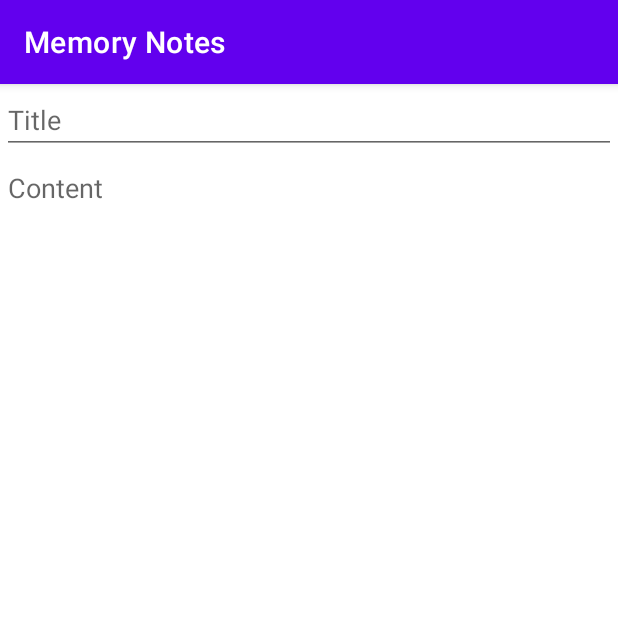
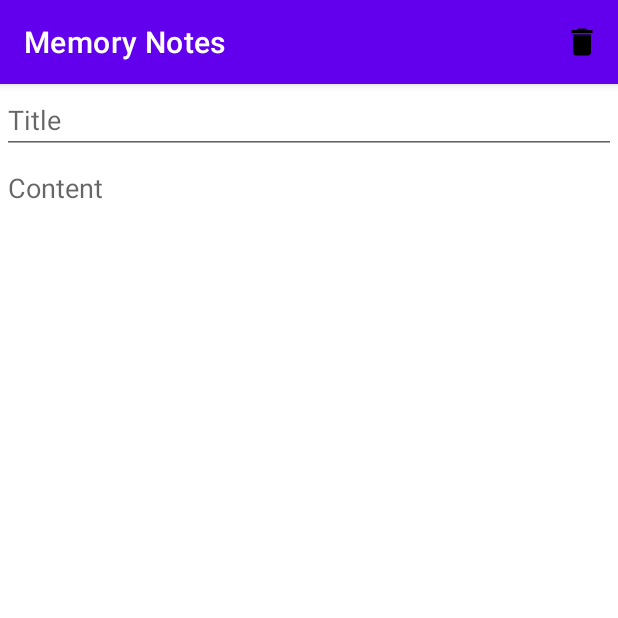
Before and after one commit to anagjorge/mememory-notes-app, an Android app: the NoteFragment screen opened through its navigation route, on a phone screen of 412 x 824 dp, the top half of it. Run offline under Robolectric (Android 15) with nearby library versions, the phone set to English and light mode, and no system bars; our stand-ins replace Dagger/Hilt's generated code, Room's generated code.

```diff
--- a/app/build.gradle
+++ b/app/build.gradle
@@ -44,6 +44,7 @@ dependencies {
     implementation project(':core')
     def nav_version = "2.3.0-alpha04"
     def room_version = "2.4.2"
+    def daggerVersion = "2.44.2"
 
     implementation 'androidx.core:core-ktx:1.7.0'
     implementation 'androidx.appcompat:appcompat:1.5.1'
--- a/app/src/main/java/com/projetos/memorynotes/framework/ListViewModel.kt
+++ b/app/src/main/java/com/projetos/memorynotes/framework/ListViewModel.kt
@@ -9,28 +9,34 @@ import com.projetos.core.usecases.AddNote
 import com.projetos.core.usecases.GetAllNotes
 import com.projetos.core.usecases.GetNote
 import com.projetos.core.usecases.RemoveNote
+import com.projetos.memorynotes.framework.di.ApplicationModule
+import com.projetos.memorynotes.framework.di.DaggerViewModelComponent
 import kotlinx.coroutines.CoroutineScope
 import kotlinx.coroutines.Dispatchers
 import kotlinx.coroutines.launch
+import javax.inject.Inject
 
-class ListViewModel(application: Application): AndroidViewModel(application) {
+class ListViewModel(application: Application) : AndroidViewModel(application) {
 
     private val coroutineScope = CoroutineScope(Dispatchers.IO)
 
-    val repository = NoteRepository(RoomNoteDataSource(application))
+    @Inject
+    lateinit var useCases: UseCases
 
-    val useCases = UseCases(
-        AddNote(repository),
-        GetAllNotes(repository),
-        GetNote(repository),
-        RemoveNote(repository)
-    )
+    init{
+        DaggerViewModelComponent.builder()
+            .applicationModule(ApplicationModule(getApplication()))
+            .build()
+            .inject(this)
+    }
+
 
     val notes = MutableLiveData<List<Note>>()
 
     fun getNotes() {
         coroutineScope.launch {
             val noteList = useCases.getAllNotes()
+            noteList.forEach{it.wordCount = useCases.getWordCount.invoke(it) }
             notes.postValue(noteList)
         }
     }
--- a/app/src/main/java/com/projetos/memorynotes/framework/NoteViewModel.kt
+++ b/app/src/main/java/com/projetos/memorynotes/framework/NoteViewModel.kt
@@ -5,27 +5,30 @@ import androidx.lifecycle.AndroidViewModel
 import androidx.lifecycle.MutableLiveData
 import com.projetos.core.data.Note
 import com.projetos.core.repository.NoteRepository
-import com.projetos.core.usecases.AddNote
-import com.projetos.core.usecases.GetAllNotes
-import com.projetos.core.usecases.GetNote
-import com.projetos.core.usecases.RemoveNote
+import com.projetos.memorynotes.framework.di.ApplicationModule
+import com.projetos.memorynotes.framework.di.DaggerViewModelComponent
 import kotlinx.coroutines.CoroutineScope
 import kotlinx.coroutines.Dispatchers
 import kotlinx.coroutines.launch
+import javax.inject.Inject
 
 class NoteViewModel(application: Application) : AndroidViewModel(application) {
     private val coroutineScope = CoroutineScope(Dispatchers.IO)
 
     private val repository = NoteRepository(RoomNoteDataSource(application))
 
-    private val useCases = UseCases(
-        AddNote(repository),
-        GetAllNotes(repository),
-        GetNote(repository),
-        RemoveNote(repository)
-    )
+    @Inject
+    lateinit var useCases : UseCases
+
+    init{
+        DaggerViewModelComponent.builder()
+            .applicationModule(ApplicationModule(getApplication()))
+            .build()
+            .inject(this)
+    }
 
     val saved = MutableLiveData<Boolean>()
+    var currentNote = MutableLiveData<Note?>()
 
     fun saveNote(note: Note) {
         coroutineScope.launch {
@@ -33,4 +36,18 @@ class NoteViewModel(application: Application) : AndroidViewModel(application) {
             saved.postValue(true)
         }
     }
+
+    fun getNote(id: Long){
+        coroutineScope.launch {
+            val note = useCases.getNote(id)
+            currentNote.postValue(note)
+        }
+    }
+
+    fun deleteNote(note: Note){
+        coroutineScope.launch {
+            useCases.removeNote(note)
+            saved.postValue(true)
+        }
+    }
 }
--- a/app/src/main/java/com/projetos/memorynotes/framework/UseCases.kt
+++ b/app/src/main/java/com/projetos/memorynotes/framework/UseCases.kt
@@ -1,13 +1,11 @@
 package com.projetos.memorynotes.framework
 
-import com.projetos.core.usecases.AddNote
-import com.projetos.core.usecases.GetAllNotes
-import com.projetos.core.usecases.GetNote
-import com.projetos.core.usecases.RemoveNote
+import com.projetos.core.usecases.*
 
 data class UseCases(
     val addNote: AddNote,
     val getAllNotes: GetAllNotes,
     val getNote: GetNote,
-    val removeNote: RemoveNote
+    val removeNote: RemoveNote,
+    val getWordCount: GetWordCount
 )
--- a/app/src/main/java/com/projetos/memorynotes/framework/db/NoteEntity.kt
+++ b/app/src/main/java/com/projetos/memorynotes/framework/db/NoteEntity.kt
@@ -20,7 +20,7 @@ data class NoteEntity(
     var id: Long = 0L
 ) {
     companion object{
-        fun fromNote(note: Note) = NoteEntity(note.title, note.content, note.creatrionTime, note.updateTime)    }
+        fun fromNote(note: Note) = NoteEntity(note.title, note.content, note.creatrionTime, note.updateTime, note.id)    }
 
     fun toNote() = Note(title, content, creationTime, updateTime, id)
 }
--- /dev/null
+++ b/app/src/main/java/com/projetos/memorynotes/framework/di/ApplicationModule.kt
@@ -0,0 +1,12 @@
+package com.projetos.memorynotes.framework.di
+
+import android.app.Application
+import dagger.Module
+import dagger.Provides
+
+@Module
+class ApplicationModule(val app: Application) {
+
+    @Provides
+    fun providesApp() = app
+}
--- /dev/null
+++ b/app/src/main/java/com/projetos/memorynotes/framework/di/RepositoryModule.kt
@@ -0,0 +1,14 @@
+package com.projetos.memorynotes.framework.di
+
+import android.app.Application
+import com.projetos.core.repository.NoteRepository
+import com.projetos.memorynotes.framework.RoomNoteDataSource
+import dagger.Module
+import dagger.Provides
+
+@Module
+class RepositoryModule {
+
+    @Provides
+    fun provideRepository(app: Application) = NoteRepository(RoomNoteDataSource(app))
+}
--- /dev/null
+++ b/app/src/main/java/com/projetos/memorynotes/framework/di/UseCasesModule.kt
@@ -0,0 +1,19 @@
+package com.projetos.memorynotes.framework.di
+
+import com.projetos.core.repository.NoteRepository
+import com.projetos.core.usecases.*
+import com.projetos.memorynotes.framework.UseCases
+import dagger.Module
+import dagger.Provides
+
+@Module
+class UseCasesModule {
+    @Provides
+    fun getUseCases(repository: NoteRepository) = UseCases(
+        AddNote(repository),
+        GetAllNotes(repository),
+        GetNote(repository),
+        RemoveNote(repository),
+        GetWordCount()
+    )
+}
--- a/app/src/main/java/com/projetos/memorynotes/presentation/NoteFragment.kt
+++ b/app/src/main/java/com/projetos/memorynotes/presentation/NoteFragment.kt
@@ -3,12 +3,12 @@ package com.projetos.memorynotes.presentation
 import android.content.Context.INPUT_METHOD_SERVICE
 import android.inputmethodservice.InputMethodService
 import android.os.Bundle
+import android.view.*
 import androidx.fragment.app.Fragment
-import android.view.LayoutInflater
-import android.view.View
-import android.view.ViewGroup
 import android.view.inputmethod.InputMethodManager
+import android.widget.TextView
 import android.widget.Toast
+import androidx.appcompat.app.AlertDialog
 import androidx.lifecycle.Observer
 import androidx.lifecycle.ViewModelProvider
 
@@ -17,11 +17,18 @@ import com.projetos.core.data.Note
 import com.projetos.memorynotes.R
 import com.projetos.memorynotes.framework.NoteViewModel
 import kotlinx.android.synthetic.main.fragment_note.*
+import kotlinx.android.synthetic.main.item_note.*
 
 class NoteFragment : Fragment() {
 
+    private var noteId = 0L
     private lateinit var viewModel: NoteViewModel
     private var currentNote = Note("", "", 0L, 0L)
+
+    override fun onCreate(savedInstanceState: Bundle?) {
+        super.onCreate(savedInstanceState)
+        setHasOptionsMenu(true)
+    }
 
     override fun onCreateView(
         inflater: LayoutInflater, container: ViewGroup?,
@@ -35,6 +42,14 @@ class NoteFragment : Fragment() {
         super.onViewCreated(view, savedInstanceState)
 
         viewModel = ViewModelProvider(this).get(NoteViewModel::class.java)
+        arguments?.let {
+            noteId = NoteFragmentArgs.fromBundle(it).noteId
+        }
+
+        if (noteId != 0L) {
+            viewModel.getNote(noteId)
+        }
+
         btnCheck.setOnClickListener {
             if (et_title.text.toString() != "" || et_content.text.toString() != "") {
                 val time = System.currentTimeMillis()
@@ -53,17 +68,27 @@ class NoteFragment : Fragment() {
     }
 
     private fun observeViewModel() {
-        with(viewModel) {
-            saved.observe(viewLifecycleOwner, Observer{
-                if(it){
+            viewModel.saved.observe(viewLifecycleOwner, Observer {
+                if (it) {
                     Toast.makeText(context, "Done!", Toast.LENGTH_SHORT).show()
                     hideKeyboard()
                     Navigation.findNavController(et_title).popBackStack()
                 } else {
-                    Toast.makeText(context, "Something went wrong, please try again", Toast.LENGTH_SHORT).show()
+                    Toast.makeText(
+                        context,
+                        "Something went wrong, please try again",
+                        Toast.LENGTH_SHORT
+                    ).show()
                 }
             })
-        }
+            viewModel.currentNote.observe(viewLifecycleOwner, Observer { note ->
+                note?.let {
+                    currentNote = it
+                    et_title.setText(it.title, TextView.BufferType.EDITABLE)
+                    et_content.setText(it.content, TextView.BufferType.EDITABLE)
+
+                }
+            })
     }
 
     private fun hideKeyboard() {
@@ -71,4 +96,29 @@ class NoteFragment : Fragment() {
         imm.hideSoftInputFromWindow(et_title.windowToken, 0)
     }
 
+    override fun onCreateOptionsMenu(menu: Menu, inflater: MenuInflater) {
+        inflater.inflate(R.menu.note_menu, menu)
+        super.onCreateOptionsMenu(menu, inflater)
+    }
+
+    override fun onOptionsItemSelected(item: MenuItem): Boolean {
+        when(item.itemId){
+            R.id.deleteNote -> {
+                if(context != null && noteId != 0L) {
+                    AlertDialog.Builder(requireContext())
+                        .setTitle("Delete note")
+                        .setMessage("Are you want to delete this note ?")
+                        .setPositiveButton("Yes") { dialogInterface, i ->
+                            viewModel.deleteNote(currentNote)
+                        }
+                        .setNegativeButton("Cancel") { dialogInterface, i -> }
+                        .create()
+                        .show()
+                }
+            }
+        }
+        return true
+    }
+
+
 }
--- a/app/src/main/java/com/projetos/memorynotes/presentation/NotesListAdapter.kt
+++ b/app/src/main/java/com/projetos/memorynotes/presentation/NotesListAdapter.kt
@@ -36,6 +36,7 @@ class NotesListAdapter(var notes: ArrayList<Note>, val actions: ListAction) :
         private val noteTitle = view.tv_title
         private val noteContent = view.tv_content
         private val noteDate = view.tv_date
+        private  val noteWords = view.tv_wordCount
 
         fun bind(note: Note) {
             noteTitle.text = note.title
@@ -47,6 +48,8 @@ class NotesListAdapter(var notes: ArrayList<Note>, val actions: ListAction) :
 
             layout.setOnClickListener{ actions.onClick(note.id) }
 
+            noteWords. text = "Words: ${note.wordCount}"
+
         }
     }
 
--- /dev/null
+++ b/app/src/main/res/drawable/ic_delete.xml
@@ -0,0 +1,5 @@
+<vector android:height="24dp" android:tint="#000000"
+    android:viewportHeight="24" android:viewportWidth="24"
+    android:width="24dp" xmlns:android="http://schemas.android.com/apk/res/android">
+    <path android:fillColor="@android:color/white" android:pathData="M6,19c0,1.1 0.9,2 2,2h8c1.1,0 2,-0.9 2,-2V7H6v12zM19,4h-3.5l-1,-1h-5l-1,1H5v2h14V4z"/>
+</vector>
--- /dev/null
+++ b/app/src/main/res/menu/note_menu.xml
@@ -0,0 +1,10 @@
+<?xml version="1.0" encoding="utf-8"?>
+<menu xmlns:android="http://schemas.android.com/apk/res/android"
+    xmlns:app="http://schemas.android.com/apk/res-auto">
+
+    <item
+        android:id="@+id/deleteNote"
+        android:icon="@drawable/ic_delete"
+        android:title="Delete"
+        app:showAsAction="always" />
+</menu>
--- a/core/src/main/java/com/projetos/core/data/Note.kt
+++ b/core/src/main/java/com/projetos/core/data/Note.kt
@@ -5,5 +5,6 @@ data class Note(
     var content: String,
     var creatrionTime: Long,
     var updateTime: Long,
-    var id: Long = 0
+    var id: Long = 0,
+    var wordCount: Int = 0
 )
```
Also changed, not shown: app/src/main/java/com/projetos/memorynotes/framework/di/ViewModelComponent.kt (added, +13 -0 lines), app/src/main/res/layout/item_note.xml (+15 -2 lines), core/src/main/java/com/projetos/core/usecases/GetWordCount.kt (added, +15 -0 lines).
